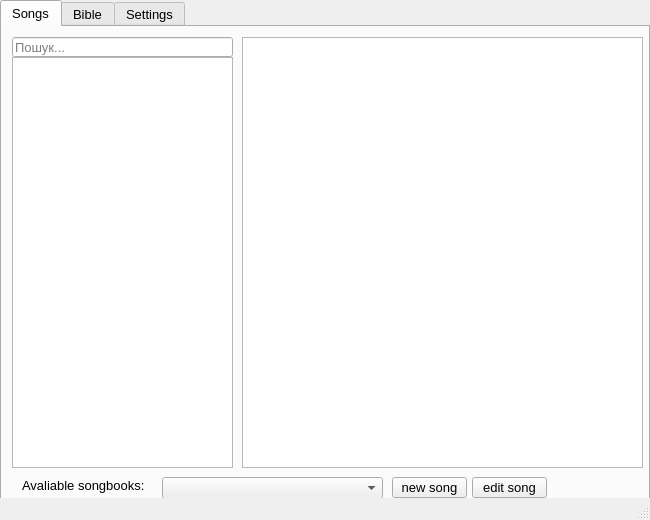
Old version of the form ss.ui in the repository 0xt1m/LyricVerse.
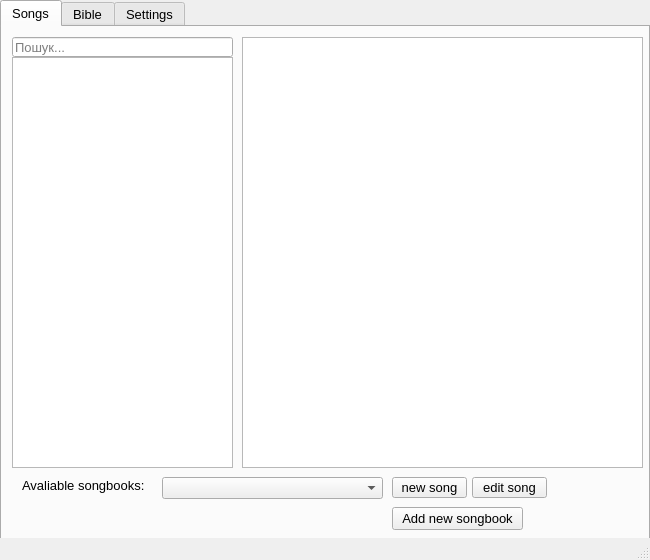
New version of the form.

Commit message: Add function to add new songbooks

Patch:
```diff
--- a/ss.ui
+++ b/ss.ui
@@ -10,7 +10,7 @@
     <x>0</x>
     <y>0</y>
     <width>650</width>
-    <height>520</height>
+    <height>560</height>
    </rect>
   </property>
   <property name="windowTitle">
@@ -26,7 +26,7 @@
       <x>0</x>
       <y>0</y>
       <width>650</width>
-      <height>520</height>
+      <height>551</height>
      </rect>
     </property>
     <property name="font">
@@ -134,6 +134,19 @@
        <string>edit song</string>
       </property>
      </widget>
+     <widget class="QPushButton" name="add_songbook_btn">
+      <property name="geometry">
+       <rect>
+        <x>390</x>
+        <y>480</y>
+        <width>131</width>
+        <height>23</height>
+       </rect>
+      </property>
+      <property name="text">
+       <string>Add new songbook</string>
+      </property>
+     </widget>
     </widget>
     <widget class="QWidget" name="bible">
      <attribute name="title">
```
The commit also changes 11 other files.
